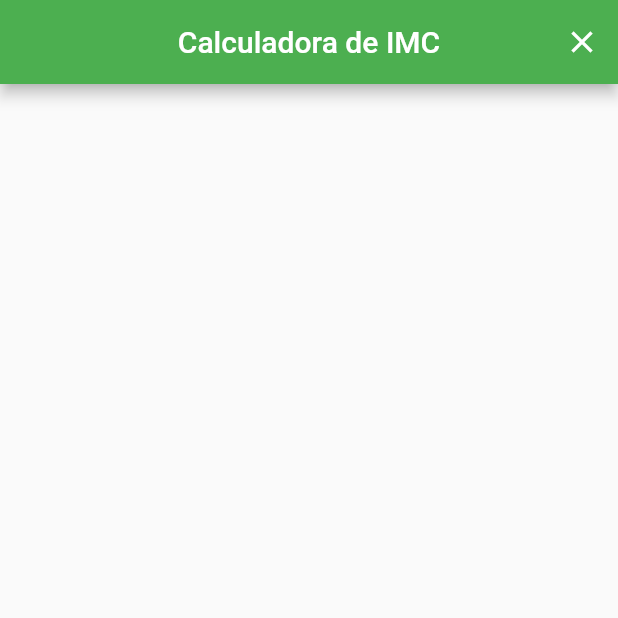
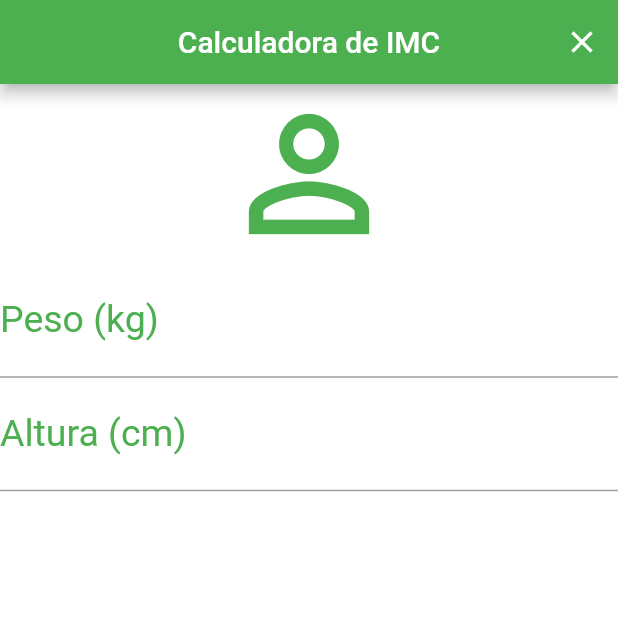
Before and after one commit to dav1rm/imc_calculator, a Flutter app: the screen it shows after launch, on a phone screen of 412 x 824 dp, the top half of it. Run offline on Flutter 3.47's test engine with Material 2 defaults, Android fonts, the phone set to English and light mode, and no system bars.

Commit message:
add textFields to weight and height

```diff
--- a/lib/main.dart
+++ b/lib/main.dart
@@ -21,6 +21,33 @@ class _HomeState extends State<Home> {
           IconButton(icon: Icon(Icons.clear), onPressed: () {}),
         ],
       ),
+      backgroundColor: Colors.white,
+      body: Column(
+        crossAxisAlignment: CrossAxisAlignment.stretch,
+        children: [
+          Icon(
+            Icons.person_outline,
+            size: 120.0,
+            color: Colors.green,
+          ),
+          TextField(
+            keyboardType: TextInputType.number,
+            decoration: InputDecoration(
+                labelText: 'Peso (kg)',
+                labelStyle: TextStyle(color: Colors.green)),
+            textAlign: TextAlign.center,
+            style: TextStyle(color: Colors.green, fontSize: 25.0),
+          ),
+          TextField(
+            keyboardType: TextInputType.number,
+            decoration: InputDecoration(
+                labelText: 'Altura (cm)',
+                labelStyle: TextStyle(color: Colors.green)),
+            textAlign: TextAlign.center,
+            style: TextStyle(color: Colors.green, fontSize: 25.0),
+          ),
+        ],
+      ),
     );
   }
 }
```
